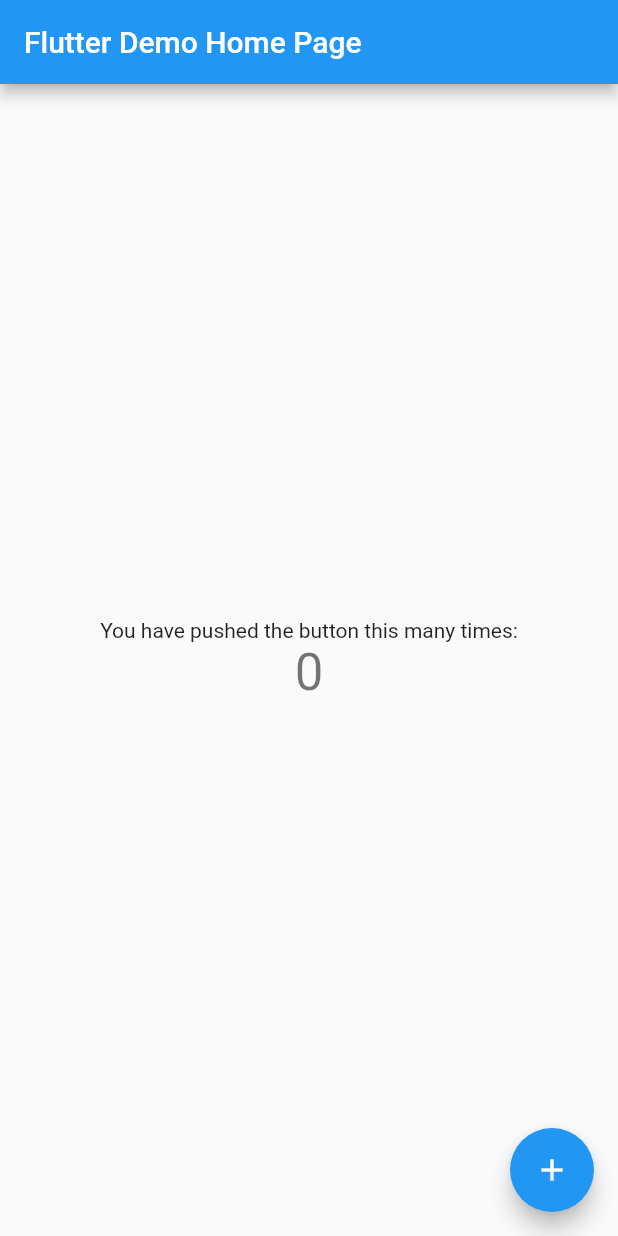
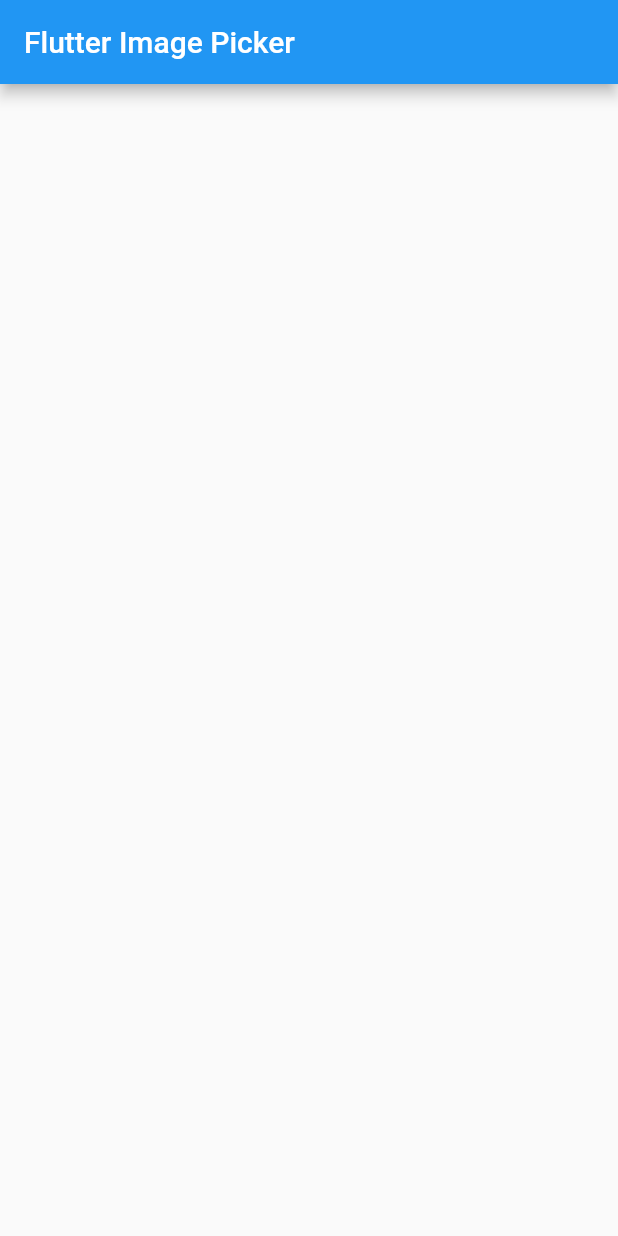
Before and after one commit to nstack-in/flutter_image_picker_demo, a Flutter app: the screen it shows after launch, on a phone screen of 412 x 824 dp. Run offline on Flutter 3.47's test engine with Material 2 defaults, Android fonts, the phone set to English and light mode, and no system bars.

Commit message:
counter app removed

```diff
--- /dev/null
+++ b/lib/home.dart
@@ -0,0 +1,17 @@
+import 'package:flutter/material.dart';
+
+class HomePage extends StatefulWidget {
+  @override
+  _HomePageState createState() => _HomePageState();
+}
+
+class _HomePageState extends State<HomePage> {
+  @override
+  Widget build(BuildContext context) {
+    return Scaffold(
+      appBar: AppBar(
+        title: Text('Flutter Image Picker'),
+      ),
+    );
+  }
+}
--- a/lib/main.dart
+++ b/lib/main.dart
@@ -1,117 +1,15 @@
 import 'package:flutter/material.dart';
+import 'package:flutter_image_picker_demo/home.dart';
 
 void main() {
   runApp(MyApp());
 }
 
 class MyApp extends StatelessWidget {
-  // This widget is the root of your application.
   @override
   Widget build(BuildContext context) {
     return MaterialApp(
-      title: 'Flutter Demo',
-      theme: ThemeData(
-        // This is the theme of your application.
-        //
-        // Try running your application with "flutter run". You'll see the
-        // application has a blue toolbar. Then, without quitting the app, try
-        // changing the primarySwatch below to Colors.green and then invoke
-        // "hot reload" (press "r" in the console where you ran "flutter run",
-        // or simply save your changes to "hot reload" in a Flutter IDE).
-        // Notice that the counter didn't reset back to zero; the application
-        // is not restarted.
-        primarySwatch: Colors.blue,
-        // This makes the visual density adapt to the platform that you run
-        // the app on. For desktop platforms, the controls will be smaller and
-        // closer together (more dense) than on mobile platforms.
-        visualDensity: VisualDensity.adaptivePlatformDensity,
-      ),
-      home: MyHomePage(title: 'Flutter Demo Home Page'),
+      home: HomePage(),
     );
   }
 }
-
-class MyHomePage extends StatefulWidget {
-  MyHomePage({Key key, this.title}) : super(key: key);
-
-  // This widget is the home page of your application. It is stateful, meaning
-  // that it has a State object (defined below) that contains fields that affect
-  // how it looks.
-
-  // This class is the configuration for the state. It holds the values (in this
-  // case the title) provided by the parent (in this case the App widget) and
-  // used by the build method of the State. Fields in a Widget subclass are
-  // always marked "final".
-
-  final String title;
-
-  @override
-  _MyHomePageState createState() => _MyHomePageState();
-}
-
-class _MyHomePageState extends State<MyHomePage> {
-  int _counter = 0;
-
-  void _incrementCounter() {
-    setState(() {
-      // This call to setState tells the Flutter framework that something has
-      // changed in this State, which causes it to rerun the build method below
-      // so that the display can reflect the updated values. If we changed
-      // _counter without calling setState(), then the build method would not be
-      // called again, and so nothing would appear to happen.
-      _counter++;
-    });
-  }
-
-  @override
-  Widget build(BuildContext context) {
-    // This method is rerun every time setState is called, for instance as done
-    // by the _incrementCounter method above.
-    //
-    // The Flutter framework has been optimized to make rerunning build methods
-    // fast, so that you can just rebuild anything that needs updating rather
-    // than having to individually change instances of widgets.
-    return Scaffold(
-      appBar: AppBar(
-        // Here we take the value from the MyHomePage object that was created by
-        // the App.build method, and use it to set our appbar title.
-        title: Text(widget.title),
-      ),
-      body: Center(
-        // Center is a layout widget. It takes a single child and positions it
-        // in the middle of the parent.
-        child: Column(
-          // Column is also a layout widget. It takes a list of children and
-          // arranges them vertically. By default, it sizes itself to fit its
-          // children horizontally, and tries to be as tall as its parent.
-          //
-          // Invoke "debug painting" (press "p" in the console, choose the
-          // "Toggle Debug Paint" action from the Flutter Inspector in Android
-          // Studio, or the "Toggle Debug Paint" command in Visual Studio Code)
-          // to see the wireframe for each widget.
-          //
-          // Column has various properties to control how it sizes itself and
-          // how it positions its children. Here we use mainAxisAlignment to
-          // center the children vertically; the main axis here is the vertical
-          // axis because Columns are vertical (the cross axis would be
-          // horizontal).
-          mainAxisAlignment: MainAxisAlignment.center,
-          children: <Widget>[
-            Text(
-              'You have pushed the button this many times:',
-            ),
-            Text(
-              '$_counter',
-              style: Theme.of(context).textTheme.headline4,
-            ),
-          ],
-        ),
-      ),
-      floatingActionButton: FloatingActionButton(
-        onPressed: _incrementCounter,
-        tooltip: 'Increment',
-        child: Icon(Icons.add),
-      ), // This trailing comma makes auto-formatting nicer for build methods.
-    );
-  }
-}
```
Also changed, not shown: 2 other files.
